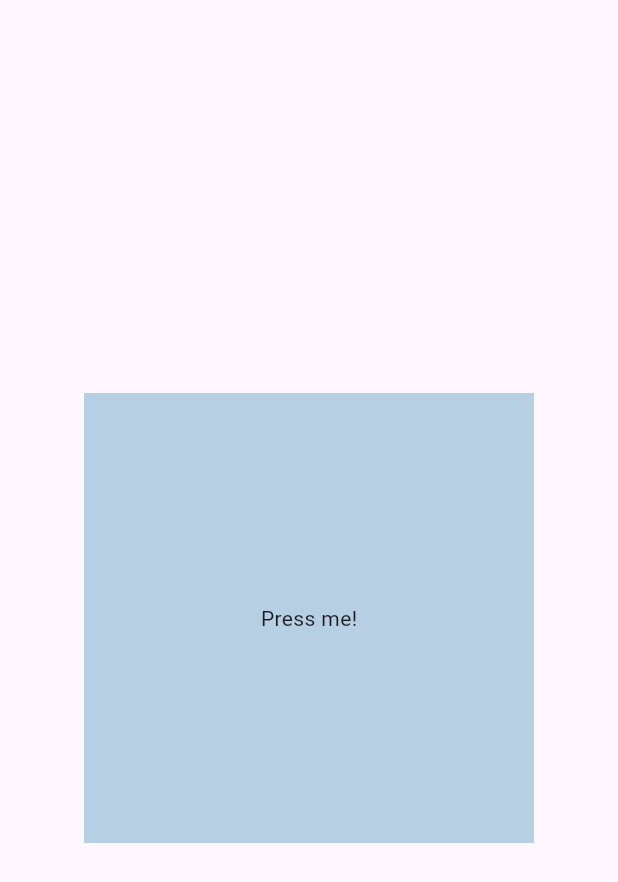
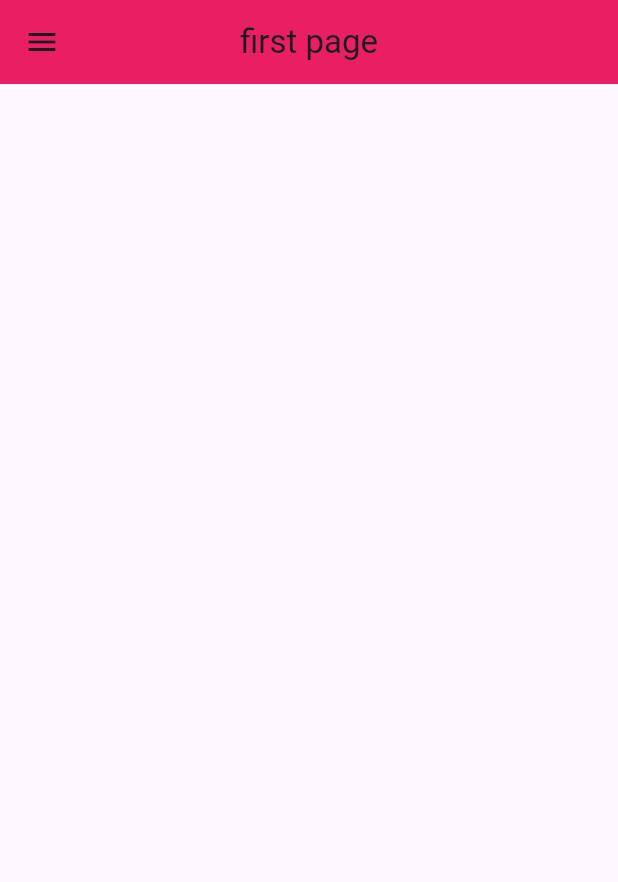
Before and after one commit to SajenTuladhar/To-do-list-flutter, a Flutter app: the screen it shows after launch, on a phone screen of 412 x 824 dp. Shown: the top 882 px of the screen. Run offline on Flutter 3.47's test engine with Material 3 defaults, Android fonts, the phone set to English and light mode, and no system bars.

Commit message:
worked with navigation

```diff
--- a/lib/main.dart
+++ b/lib/main.dart
@@ -1,4 +1,6 @@
 import 'package:flutter/material.dart';
+import 'package:todo_list/pages/first_page.dart';
+import 'package:todo_list/pages/second_page.dart';
 
 void main() {
   runApp(const MyApp());
@@ -7,28 +9,14 @@ void main() {
 class MyApp extends StatelessWidget {
   const MyApp({super.key});
 
-  void usertapped(){
-    print("User tapped the button");
-  }
-
   @override
   Widget build(BuildContext context) {
-    return  MaterialApp(
+    return   MaterialApp(
       debugShowCheckedModeBanner: false,
-      home: Scaffold(
-        body:Center(
-
-        child : GestureDetector(
-          onTap: usertapped,
-        child:Container(
-          height: 300,
-          width: 300,
-          color: const Color.fromARGB(255, 182, 207, 227),
-          child: const Center (child: Text("Press me!",)),
-          ),
-      )
-      )
-      )
+      home: const FirstPage(),
+      routes: {
+        '/secondpage':(context) => const SecondPage(),
+      },
     );
   }
 }
--- /dev/null
+++ b/lib/pages/first_page.dart
@@ -0,0 +1,52 @@
+// ignore_for_file: prefer_const_constructors
+
+import 'package:flutter/material.dart';
+
+
+class FirstPage extends StatelessWidget {
+  const FirstPage({super.key});
+
+  @override
+  Widget build(BuildContext context) {
+    return Scaffold(
+      appBar: AppBar(
+        title: const Text("first page"),
+        backgroundColor: Colors.pink,
+        centerTitle: true,),
+        drawer:  Drawer(
+          backgroundColor: Colors.pink[100],
+          child: Column
+          (children: [
+            DrawerHeader(
+              child:Icon(
+                Icons.bolt,
+                size:50
+              )
+            ),
+
+          ListTile(
+            leading: Icon(Icons.home),
+            title: Text("H O M E"),
+            onTap:() {
+
+            },
+
+          ),
+          ListTile(
+            leading: Icon(Icons.settings),
+            title: Text("S E T T I N G S"),
+            onTap:() {
+
+            },
+
+          )
+
+          ],),
+        ),
+
+
+
+
+    );
+  }
+}
--- /dev/null
+++ b/lib/pages/second_page.dart
@@ -0,0 +1,14 @@
+import 'package:flutter/material.dart';
+
+
+class SecondPage extends StatelessWidget {
+  const SecondPage({super.key});
+
+  @override
+  Widget build(BuildContext context) {
+    return  Scaffold(
+      appBar: AppBar(title: const Text("secondpage"),
+      backgroundColor: Colors.amber,),
+    );
+  }
+}
```
